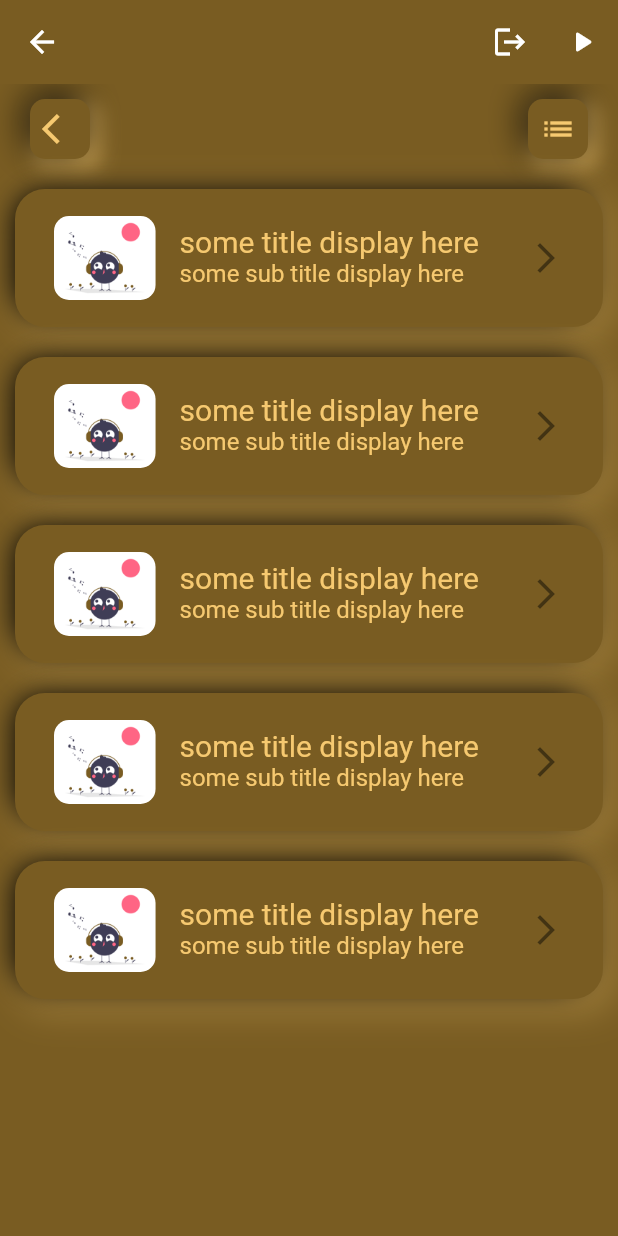
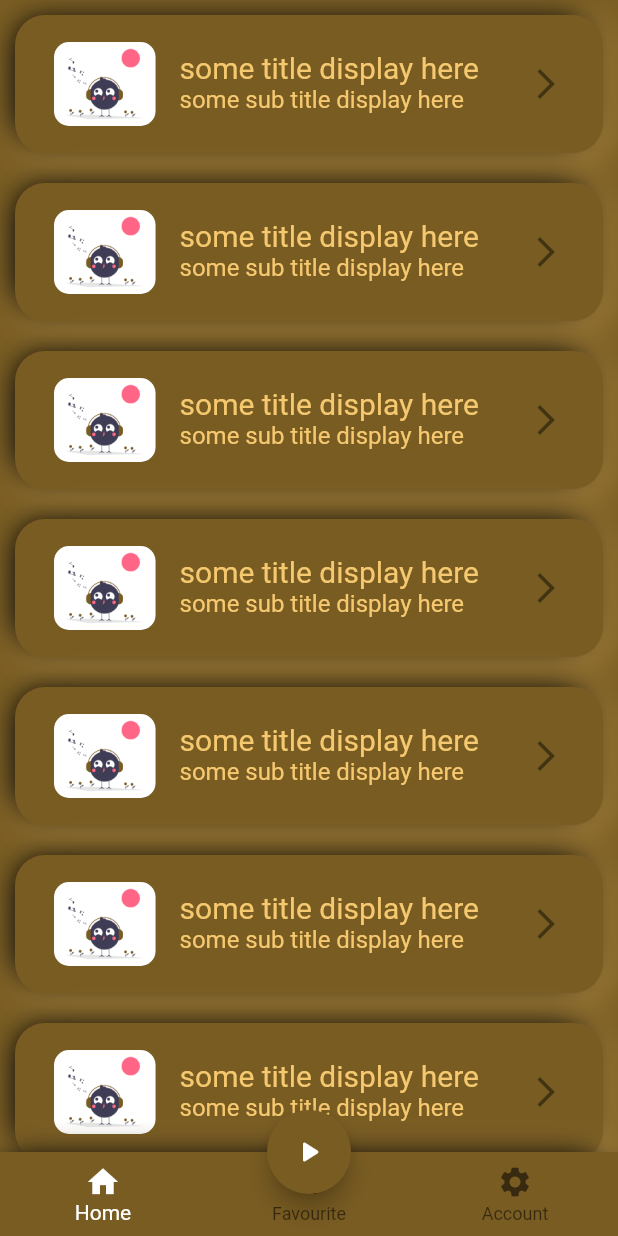
Before and after one commit to CodingWithTashi/Tibetan-Music-Player-LHU, a Flutter app: the HomePage screen opened directly, on a phone screen of 412 x 824 dp. Run offline on Flutter 3.47's test engine with Material 2 defaults, Android fonts, the phone set to English and light mode, and no system bars; our stand-ins replace bloc, firebase_auth, firebase_core, firebase_crashlytics, flutter_bloc, flutter_signin_button and 2 more; accounts and stored records are empty.

Commit message:
list UI update

```diff
--- a/lib/presentation/screens/home.dart
+++ b/lib/presentation/screens/home.dart
@@ -20,7 +20,7 @@ class _HomePageState extends State<HomePage> {
   Widget build(BuildContext context) {
     return Scaffold(
       backgroundColor: Theme.of(context).primaryColor,
-      appBar: AppBar(
+      /* appBar: AppBar(
         elevation: 0,
         actions: [
           Container(
@@ -51,34 +51,27 @@ class _HomePageState extends State<HomePage> {
             },
           ),
         ],
-      ),
+      ),*/
       body: Center(
         child: Container(
           alignment: Alignment.topCenter,
           constraints: BoxConstraints(maxWidth: 500),
-          child: Column(
-            children: [
-              Container(
-                margin: EdgeInsets.symmetric(horizontal: 20, vertical: 10),
-                alignment: Alignment.bottomCenter,
-                child: Row(
-                  mainAxisAlignment: MainAxisAlignment.spaceBetween,
-                  children: <Widget>[
-                    NavBarItem(
-                      icon: Icons.arrow_back_ios,
-                    ),
-                    NavBarItem(
-                      icon: Icons.list,
-                    )
-                  ],
-                ),
-              ),
-              ListView.builder(
-                physics: ScrollPhysics(),
-                shrinkWrap: true,
-                itemCount: 5,
-                itemBuilder: (context, index) {
-                  return Container(
+          child: Container(
+            child: ListView.builder(
+              physics: BouncingScrollPhysics(
+                  parent: AlwaysScrollableScrollPhysics()),
+              itemCount: 10,
+              itemBuilder: (context, index) {
+                return InkWell(
+                  onTap: () {
+                    Navigator.push(
+                      context,
+                      MaterialPageRoute(
+                        builder: (context) => PlayerPage(),
+                      ),
+                    );
+                  },
+                  child: Container(
                     padding: EdgeInsets.all(10),
                     margin: EdgeInsets.symmetric(horizontal: 10, vertical: 10),
                     child: ListTile(
@@ -121,11 +114,32 @@ class _HomePageState extends State<HomePage> {
                             blurRadius: 15),
                       ],
                     ),
-                  );
-                },
-              )
-            ],
+                  ),
+                );
+              },
+            ),
           ),
+        ),
+      ),
+      floatingActionButtonLocation:
+          FloatingActionButtonLocation.miniCenterDocked,
+      floatingActionButton: FloatingActionButton(
+        child: Icon(Icons.play_arrow_rounded),
+        onPressed: () {},
+      ),
+      bottomNavigationBar: Container(
+        decoration: ApplicationUtil.getBoxDecorationOne(context),
+        child: BottomNavigationBar(
+          elevation: 10,
+          backgroundColor: Theme.of(context).primaryColor,
+          selectedItemColor: Colors.white,
+          items: [
+            BottomNavigationBarItem(icon: Icon(Icons.home), label: 'Home'),
+            BottomNavigationBarItem(
+                icon: Icon(Icons.queue_music_sharp), label: 'Favourite'),
+            BottomNavigationBarItem(
+                icon: Icon(Icons.settings), label: 'Account')
+          ],
         ),
       ),
     );
--- a/lib/presentation/widget/tool_bar.dart
+++ b/lib/presentation/widget/tool_bar.dart
@@ -11,6 +11,7 @@ class NavigationBar extends StatelessWidget {
         children: <Widget>[
           NavBarItem(
             icon: Icons.arrow_back_ios,
+            onClick: () {},
           ),
           Text(
             'Playing Now',
@@ -21,6 +22,7 @@ class NavigationBar extends StatelessWidget {
           ),
           NavBarItem(
             icon: Icons.list,
+            onClick: () {},
           )
         ],
       ),
@@ -30,8 +32,10 @@ class NavigationBar extends StatelessWidget {
 
 class NavBarItem extends StatelessWidget {
   final IconData icon;
+  final Function onClick;
 
-  const NavBarItem({Key? key, required this.icon}) : super(key: key);
+  const NavBarItem({Key? key, required this.icon, required this.onClick})
+      : super(key: key);
 
   @override
   Widget build(BuildContext context) {
@@ -54,9 +58,12 @@ class NavBarItem extends StatelessWidget {
         color: Theme.of(context).primaryColor,
         borderRadius: BorderRadius.circular(10),
       ),
-      child: Icon(
-        icon,
-        color: Theme.of(context).primaryColorLight,
+      child: InkWell(
+        onTap: () => onClick,
+        child: Icon(
+          icon,
+          color: Theme.of(context).primaryColorLight,
+        ),
       ),
     );
   }
--- a/lib/utils/application_util.dart
+++ b/lib/utils/application_util.dart
@@ -27,6 +27,25 @@ class ApplicationUtil {
       );
 
   static String getImage(String imageName) => 'assets/images/' + imageName;
+
+  static getBoxDecorationOne(BuildContext context) {
+    return BoxDecoration(
+      color: Theme.of(context).primaryColor,
+      borderRadius: BorderRadius.circular(20),
+      boxShadow: [
+        BoxShadow(
+            color: Theme.of(context).primaryColorLight.withOpacity(0.3),
+            offset: Offset(5, 5),
+            spreadRadius: 3,
+            blurRadius: 20),
+        BoxShadow(
+            color: Colors.black,
+            offset: Offset(-5, -3),
+            spreadRadius: -4,
+            blurRadius: 15),
+      ],
+    );
+  }
 }
 
 class AppBarCurvePainter extends CustomPainter {
```
